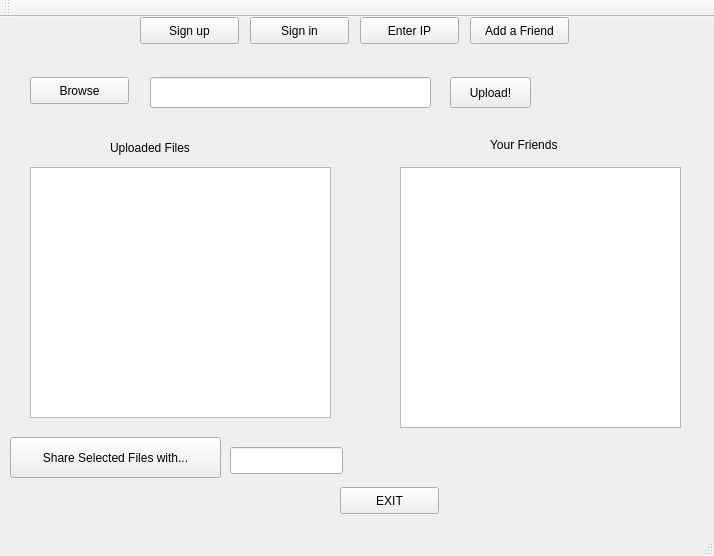
Old version of the form sharefileclient/mainwindow.ui in the repository taragu/sharefile.
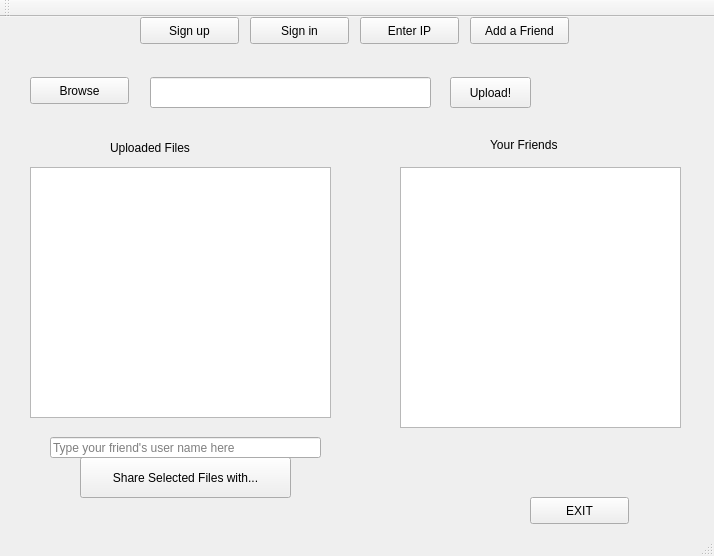
New version of the form.

Patch:
```diff
--- a/sharefileclient/mainwindow.ui
+++ b/sharefileclient/mainwindow.ui
@@ -105,8 +105,8 @@
    <widget class="QPushButton" name="sharefile_button">
     <property name="geometry">
      <rect>
-      <x>10</x>
-      <y>420</y>
+      <x>80</x>
+      <y>440</y>
       <width>211</width>
       <height>41</height>
      </rect>
@@ -164,8 +164,8 @@
    <widget class="QPushButton" name="exit_button">
     <property name="geometry">
      <rect>
-      <x>340</x>
-      <y>470</y>
+      <x>530</x>
+      <y>480</y>
       <width>99</width>
       <height>27</height>
      </rect>
@@ -177,12 +177,15 @@
    <widget class="QLineEdit" name="friend_lineedit">
     <property name="geometry">
      <rect>
-      <x>230</x>
-      <y>430</y>
-      <width>113</width>
-      <height>27</height>
+      <x>50</x>
+      <y>420</y>
+      <width>271</width>
+      <height>21</height>
      </rect>
     </property>
+    <property name="placeholderText">
+     <string>Type your friend's user name here</string>
+    </property>
    </widget>
   </widget>
   <widget class="QToolBar" name="mainToolBar">
```
